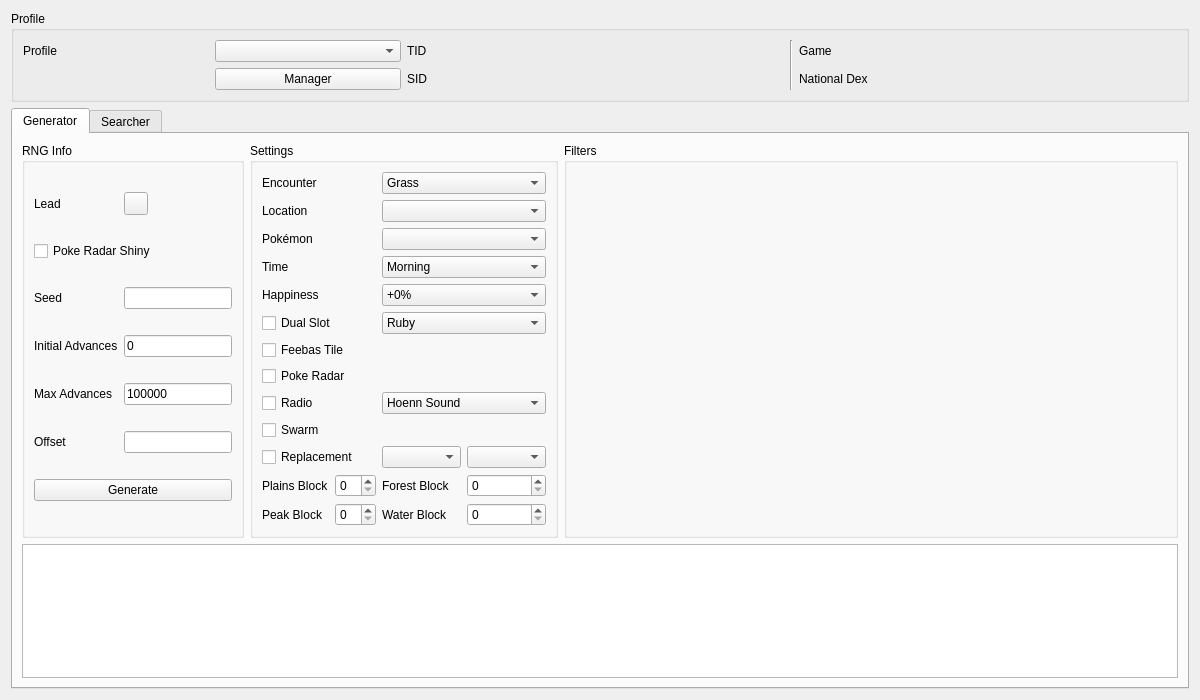
Above: Form/Gen4/Wild4.ui from Admiral-Fish/PokeFinder before the change. Below: the same form after it.
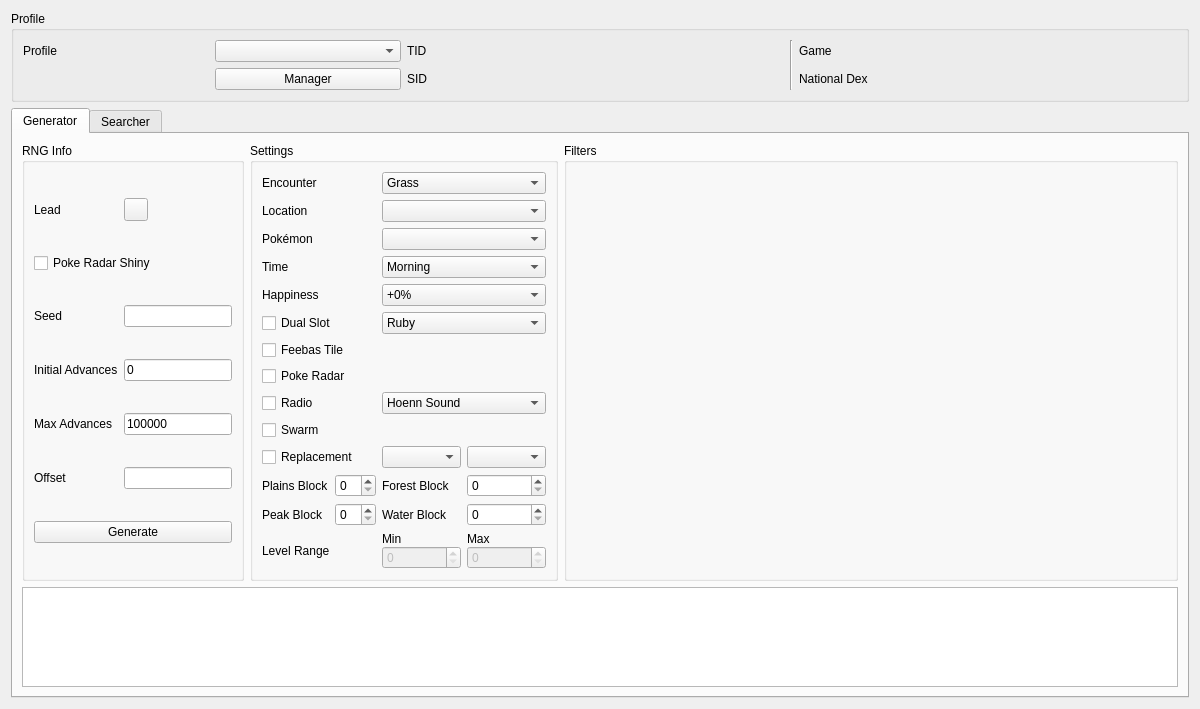
That is the form after the change. Custom widgets are drawn as their Qt base class.

Commit message: Addition of level filter for generator and searcher tabs of gen 3, 4 and 5 wild rng for surfing and fishing encounters

What changed in the file:
```diff
--- a/Form/Gen4/Wild4.ui
+++ b/Form/Gen4/Wild4.ui
@@ -480,6 +480,77 @@
           <item row="12" column="3">
            <widget class="QSpinBox" name="spinBoxGeneratorWaterBlock"/>
           </item>
+          <item row="13" column="0" colspan="2">
+           <widget class="QLabel" name="labelGeneratorLevelRange">
+            <property name="text">
+             <string>Level Range</string>
+            </property>
+           </widget>
+          </item>
+          <item row="13" column="2" colspan="2">
+           <widget class="QWidget" name="widgetGeneratorLevelRange" native="true">
+            <property name="sizePolicy">
+             <sizepolicy hsizetype="Preferred" vsizetype="Fixed">
+              <horstretch>0</horstretch>
+              <verstretch>0</verstretch>
+             </sizepolicy>
+            </property>
+            <layout class="QGridLayout" name="gridLayoutGeneratorLevelRange">
+             <property name="leftMargin">
+              <number>0</number>
+             </property>
+             <property name="topMargin">
+              <number>0</number>
+             </property>
+             <property name="rightMargin">
+              <number>0</number>
+             </property>
+             <property name="bottomMargin">
+              <number>0</number>
+             </property>
+             <property name="horizontalSpacing">
+              <number>6</number>
+             </property>
+             <property name="verticalSpacing">
+              <number>0</number>
+             </property>
+             <item row="0" column="0">
+              <widget class="QLabel" name="labelGeneratorLevelMin">
+               <property name="text">
+                <string>Min</string>
+               </property>
+              </widget>
+             </item>
+             <item row="0" column="1">
+              <widget class="QLabel" name="labelGeneratorLevelMax">
+               <property name="text">
+                <string>Max</string>
+               </property>
+              </widget>
+             </item>
+             <item row="1" column="0">
+              <widget class="QSpinBox" name="spinBoxGeneratorLevelMin">
+               <property name="enabled">
+                <bool>false</bool>
+               </property>
+               <property name="maximum">
+                <number>100</number>
+               </property>
+              </widget>
+             </item>
+             <item row="1" column="1">
+              <widget class="QSpinBox" name="spinBoxGeneratorLevelMax">
+               <property name="enabled">
+                <bool>false</bool>
+               </property>
+               <property name="maximum">
+                <number>100</number>
+               </property>
+              </widget>
+             </item>
+            </layout>
+           </widget>
+          </item>
          </layout>
         </widget>
        </item>
@@ -919,6 +990,77 @@
           <item row="12" column="3">
            <widget class="QSpinBox" name="spinBoxSearcherWaterBlock"/>
           </item>
+          <item row="13" column="0" colspan="2">
+           <widget class="QLabel" name="labelSearcherLevelRange">
+            <property name="text">
+             <string>Level Range</string>
+            </property>
+           </widget>
+          </item>
+          <item row="13" column="2" colspan="2">
+           <widget class="QWidget" name="widgetSearcherLevelRange" native="true">
+            <property name="sizePolicy">
+             <sizepolicy hsizetype="Preferred" vsizetype="Fixed">
+              <horstretch>0</horstretch>
+              <verstretch>0</verstretch>
+             </sizepolicy>
+            </property>
+            <layout class="QGridLayout" name="gridLayoutSearcherLevelRange">
+             <property name="leftMargin">
+              <number>0</number>
+             </property>
+             <property name="topMargin">
+              <number>0</number>
+             </property>
+             <property name="rightMargin">
+              <number>0</number>
+             </property>
+             <property name="bottomMargin">
+              <number>0</number>
+             </property>
+             <property name="horizontalSpacing">
+              <number>6</number>
+             </property>
+             <property name="verticalSpacing">
+              <number>0</number>
+             </property>
+             <item row="0" column="0">
+              <widget class="QLabel" name="labelSearcherLevelMin">
+               <property name="text">
+                <string>Min</string>
+               </property>
+              </widget>
+             </item>
+             <item row="0" column="1">
+              <widget class="QLabel" name="labelSearcherLevelMax">
+               <property name="text">
+                <string>Max</string>
+               </property>
+              </widget>
+             </item>
+             <item row="1" column="0">
+              <widget class="QSpinBox" name="spinBoxSearcherLevelMin">
+               <property name="enabled">
+                <bool>false</bool>
+               </property>
+               <property name="maximum">
+                <number>100</number>
+               </property>
+              </widget>
+             </item>
+             <item row="1" column="1">
+              <widget class="QSpinBox" name="spinBoxSearcherLevelMax">
+               <property name="enabled">
+                <bool>false</bool>
+               </property>
+               <property name="maximum">
+                <number>100</number>
+               </property>
+              </widget>
+             </item>
+            </layout>
+           </widget>
+          </item>
          </layout>
         </widget>
        </item>
```
The commit also changes 20 other files.
